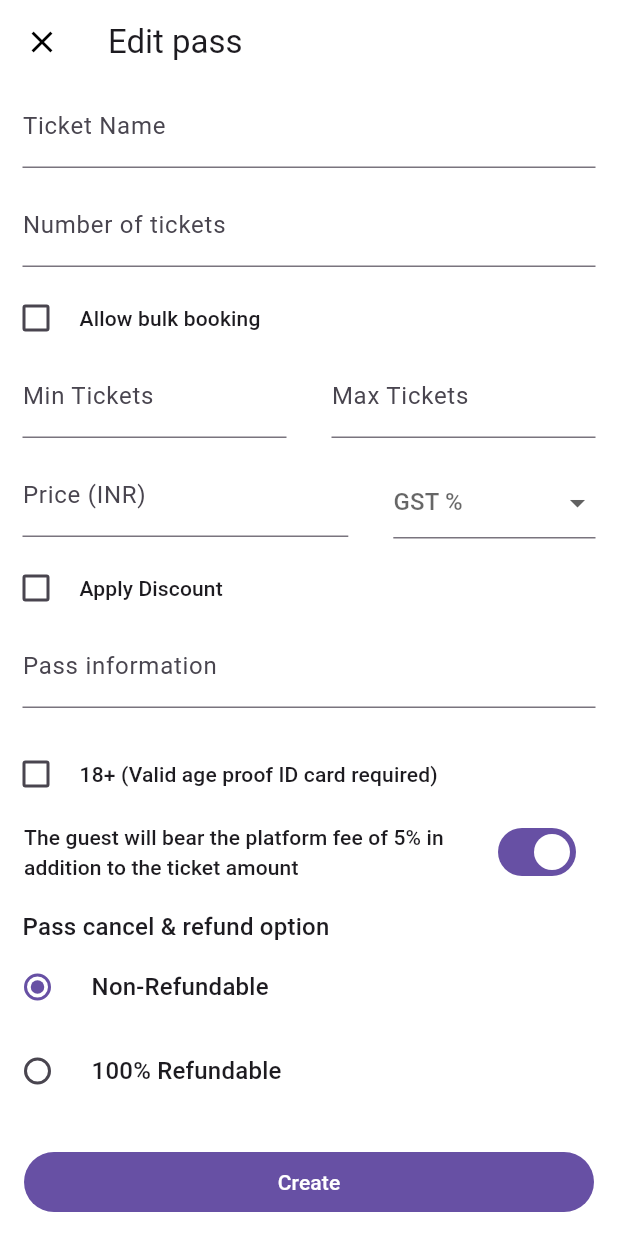
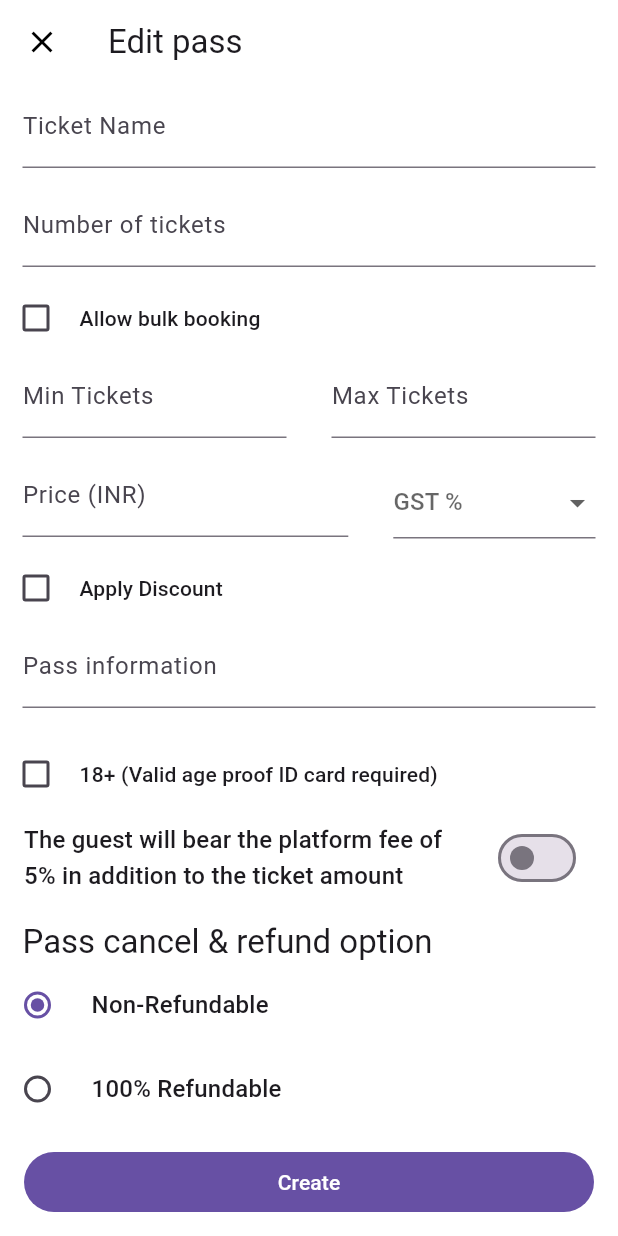
Before and after one commit to sreenandh-tp/manage_gathering, a Flutter app: the TicketEditPage screen opened directly, on a phone screen of 412 x 824 dp. Run offline on Flutter 3.47's test engine with Material 3 defaults, Android fonts, the phone set to English and light mode, and no system bars; our stand-ins replace bloc, flutter_bloc, get.

Commit message:
6/01/2025

```diff
--- a/lib/manage_gathering/screen/tabbar_pages/organiser_page.dart
+++ b/lib/manage_gathering/screen/tabbar_pages/organiser_page.dart
@@ -8,7 +8,6 @@ class OrganiserPage extends StatelessWidget {
 
   @override
   Widget build(BuildContext context) {
-    final dialoge = ShowDialoge();
     return Scaffold(
       resizeToAvoidBottomInset: false,
       body: ListView(
@@ -52,6 +51,7 @@ class OrganiserPage extends StatelessWidget {
                     ),
                     PopupMenuItem(
                       onTap: () {
+                        final dialoge = ShowDialoge();
                         dialoge.showDialoge(
                             "Remove?",
                             "Are you sure you want to remove this person?",
--- a/lib/manage_gathering/screen/ticket_edit/cubit/ticket_edit_cubit.dart
+++ b/lib/manage_gathering/screen/ticket_edit/cubit/ticket_edit_cubit.dart
@@ -8,7 +8,8 @@ class TicketEditCubit extends Cubit<TicketEditState> {
             isAllowBulkBooking: false,
             isApplyDiscount: false,
             isAgeProofCheck: false,
-            isRadioSelected: 0));
+            isRadioSelected: 0,
+            isSwitchSelect: false));
 
   isAllowBulk() {
     emit(TicketEditState(
@@ -16,7 +17,7 @@ class TicketEditCubit extends Cubit<TicketEditState> {
         isAgeProofCheck: state.isAgeProofCheck,
         isApplyDiscount: state.isApplyDiscount,
         isRadioSelected: state.isRadioSelected,
-    ));
+        isSwitchSelect: state.isSwitchSelect));
   }
 
   isApplyDiscount() {
@@ -25,7 +26,7 @@ class TicketEditCubit extends Cubit<TicketEditState> {
         isAgeProofCheck: state.isAgeProofCheck,
         isAllowBulkBooking: state.isAllowBulkBooking,
         isRadioSelected: state.isRadioSelected,
-    ));
+        isSwitchSelect: state.isSwitchSelect));
   }
 
   isAgeProofCheck() {
@@ -34,7 +35,7 @@ class TicketEditCubit extends Cubit<TicketEditState> {
         isAllowBulkBooking: state.isAllowBulkBooking,
         isApplyDiscount: state.isApplyDiscount,
         isRadioSelected: state.isRadioSelected,
-    ));
+        isSwitchSelect: state.isSwitchSelect));
   }
 
   isSelectedRadio(int value) {
@@ -43,6 +44,15 @@ class TicketEditCubit extends Cubit<TicketEditState> {
         isAllowBulkBooking: state.isAllowBulkBooking,
         isApplyDiscount: state.isApplyDiscount,
         isRadioSelected: value,
-    ));
+        isSwitchSelect: state.isSwitchSelect));
+  }
+
+  isSwitchSelect() {
+    emit(TicketEditState(
+        isAgeProofCheck: state.isAgeProofCheck,
+        isAllowBulkBooking: state.isAllowBulkBooking,
+        isApplyDiscount: state.isApplyDiscount,
+        isRadioSelected: state.isRadioSelected,
+        isSwitchSelect: !state.isSwitchSelect));
   }
 }
--- a/lib/manage_gathering/screen/ticket_edit/cubit/ticket_edit_state.dart
+++ b/lib/manage_gathering/screen/ticket_edit/cubit/ticket_edit_state.dart
@@ -5,19 +5,21 @@ class TicketEditState {
   final bool isApplyDiscount;
   final bool isAgeProofCheck;
   final int isRadioSelected;
+  final bool isSwitchSelect;
 
   TicketEditState(
       {required this.isAllowBulkBooking,
       required this.isApplyDiscount,
       required this.isAgeProofCheck,
-      required this.isRadioSelected});
+      required this.isRadioSelected,
+      required this.isSwitchSelect});
 }
 
 final class TicketEditInitial extends TicketEditState {
-  TicketEditInitial({
-    required super.isAllowBulkBooking,
-    required super.isApplyDiscount,
-    required super.isAgeProofCheck,
-    required super.isRadioSelected
-  });
+  TicketEditInitial(
+      {required super.isAllowBulkBooking,
+      required super.isApplyDiscount,
+      required super.isAgeProofCheck,
+      required super.isRadioSelected,
+      required super.isSwitchSelect});
 }
--- a/lib/manage_gathering/screen/ticket_edit/ticket_edit_page.dart
+++ b/lib/manage_gathering/screen/ticket_edit/ticket_edit_page.dart
@@ -5,6 +5,7 @@ import 'package:manage_gathering/core/lists_page.dart';
 import 'package:manage_gathering/manage_gathering/screen/ticket_edit/cubit/ticket_edit_cubit.dart';
 import 'package:manage_gathering/manage_gathering/screen/ticket_edit/widgets/tickect_textfield_widget.dart';
 
+import 'widgets/checkbox_tile.dart';
 import 'widgets/date_picker_field.dart';
 
 class TicketEditPage extends StatelessWidget {
@@ -45,24 +46,13 @@ class TicketEditPage extends StatelessWidget {
                     textInputType: TextInputType.number,
                   ),
 
-                  ListTile(
-                    contentPadding: const EdgeInsets.only(left: 0),
-                    horizontalTitleGap: 5,
-                    dense: true,
-                    onTap: () {
-                      context.read<TicketEditCubit>().isAllowBulk();
-                    },
-                    leading: Checkbox(
-                      tristate: true,
-                      value: state.isAllowBulkBooking,
-                      onChanged: (value) {
-                        context.read<TicketEditCubit>().isAllowBulk();
-                      },
-                    ),
-                    title: Text(
-                      "Allow bulk booking",
-                      style: Theme.of(context).textTheme.labelLarge,
-                    ),
+                  CheckBoxTile(
+                    checkBoxTap: (value) =>
+                        context.read<TicketEditCubit>().isAllowBulk(),
+                    checkValue: state.isAllowBulkBooking,
+                    title: "Allow bulk booking",
+                    tiltOnTap: () =>
+                        context.read<TicketEditCubit>().isAllowBulk(),
                   ),
                   Row(
                     children: [
@@ -134,24 +124,13 @@ class TicketEditPage extends StatelessWidget {
                     ],
                   ),
                   // apply discount check box
-                  ListTile(
-                    contentPadding: const EdgeInsets.only(left: 0),
-                    horizontalTitleGap: 5,
-                    dense: true,
-                    onTap: () {
-                      context.read<TicketEditCubit>().isApplyDiscount();
-                    },
-                    leading: Checkbox(
-                      tristate: true,
-                      value: state.isApplyDiscount,
-                      onChanged: (value) {
-                        context.read<TicketEditCubit>().isApplyDiscount();
-                      },
-                    ),
-                    title: Text(
-                      "Apply Discount",
-                      style: Theme.of(context).textTheme.labelLarge,
-                    ),
+                  CheckBoxTile(
+                    checkBoxTap: (value) =>
+                        context.read<TicketEditCubit>().isApplyDiscount(),
+                    checkValue: state.isApplyDiscount,
+                    title: "Apply Discount",
+                    tiltOnTap: () =>
+                        context.read<TicketEditCubit>().isApplyDiscount(),
                   ),
                   Visibility(
                     visible: state.isApplyDiscount,
@@ -196,7 +175,7 @@ class TicketEditPage extends StatelessWidget {
                     visible: state.isApplyDiscount,
                     child: Padding(
                       padding: const EdgeInsets.only(
-                          right: 15, left: 15, bottom: 10),
+                          right: 15, left: 15, bottom: 15),
                       child: DatePickerField(
                         startLabelText: "Start on",
                         startDatePicker: () {},
@@ -210,7 +189,7 @@ class TicketEditPage extends StatelessWidget {
                     visible: state.isApplyDiscount,
                     child: Padding(
                       padding: const EdgeInsets.only(
-                          left: 15, right: 15, bottom: 10),
+                          left: 15, right: 15, bottom: 15),
                       child: DatePickerField(
                         startLabelText: "Sale start",
                         endLabelText: "Sale end",
@@ -232,33 +211,24 @@ class TicketEditPage extends StatelessWidget {
                       ),
                     ),
                   ),
-                  ListTile(
-                    contentPadding: const EdgeInsets.only(left: 0),
-                    horizontalTitleGap: 5,
-                    dense: true,
-                    onTap: () {
-                      context.read<TicketEditCubit>().isAgeProofCheck();
-                    },
-                    leading: Checkbox(
-                      tristate: true,
-                      value: state.isAgeProofCheck,
-                      onChanged: (value) {
-                        context.read<TicketEditCubit>().isAgeProofCheck();
-                      },
-                    ),
-                    title: Text(
-                      "18+ (Valid age proof ID card required)",
-                      style: Theme.of(context).textTheme.labelLarge,
-                    ),
+                  CheckBoxTile(
+                    checkBoxTap: (value) =>
+                        context.read<TicketEditCubit>().isAgeProofCheck(),
+                    checkValue: state.isAgeProofCheck,
+                    title: "18+ (Valid age proof ID card required)",
+                    tiltOnTap: () =>
+                        context.read<TicketEditCubit>().isAgeProofCheck(),
                   ),
                   ListTile(
                     title: Text(
                       "The guest will bear the platform fee of 5% in addition to the ticket amount",
-                      style: Theme.of(context).textTheme.labelLarge,
+                      style: Theme.of(context).textTheme.titleMedium,
                     ),
                     trailing: Switch(
-                      value: true,
-                      onChanged: (value) {},
+                      value: state.isSwitchSelect,
+                      onChanged: (value) {
+                        context.read<TicketEditCubit>().isSwitchSelect();
+                      },
                     ),
                   ),
                   Padding(
@@ -266,7 +236,7 @@ class TicketEditPage extends StatelessWidget {
                         const EdgeInsets.only(left: 15, right: 15, top: 10),
                     child: Text(
                       "Pass cancel & refund option",
-                      style: Theme.of(context).textTheme.titleMedium,
+                      style: Theme.of(context).textTheme.titleLarge,
                     ),
                   ),
                   ...List.generate(
@@ -281,7 +251,9 @@ class TicketEditPage extends StatelessWidget {
                         value: index,
                         groupValue: state.isRadioSelected,
                         onChanged: (value) {
-                          context.read<TicketEditCubit>().isSelectedRadio(value!);
+                          context
+                              .read<TicketEditCubit>()
+                              .isSelectedRadio(value!);
                         },
                       );
                     },
--- /dev/null
+++ b/lib/manage_gathering/screen/ticket_edit/widgets/checkbox_tile.dart
@@ -0,0 +1,32 @@
+import 'package:flutter/material.dart';
+
+class CheckBoxTile extends StatelessWidget {
+  final bool checkValue;
+  final String title;
+  final VoidCallback tiltOnTap;
+  final ValueChanged<bool?> checkBoxTap;
+
+  const CheckBoxTile({
+    super.key,
+    required this.checkValue,
+    required this.title,
+    required this.tiltOnTap,
+    required this.checkBoxTap,
+  });
+
+  @override
+  Widget build(BuildContext context) {
+    return ListTile(
+      contentPadding: const EdgeInsets.only(left: 0),
+      horizontalTitleGap: 5,
+      dense: true,
+      onTap: tiltOnTap,
+      leading:
+          Checkbox(tristate: true, value: checkValue, onChanged: checkBoxTap),
+      title: Text(
+        title,
+        style: Theme.of(context).textTheme.labelLarge,
+      ),
+    );
+  }
+}
```
Lines whose indentation alone changed are shown as unchanged.
